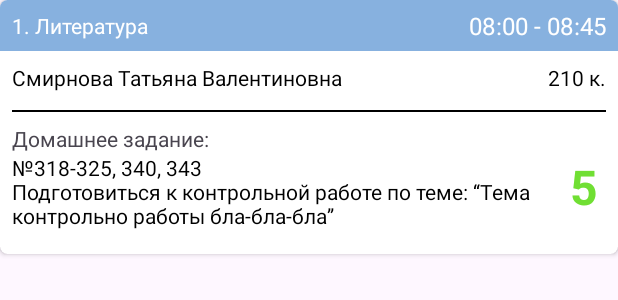
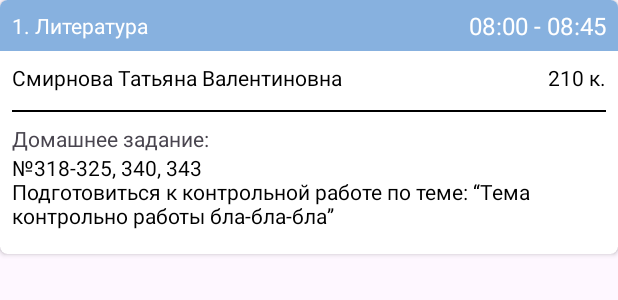
Before and after one commit to Aleksei-L/SchoolDiary, an Android app: the layout lesson_item.xml on its own in the app's theme, with its tools: preview values and no code run, on a phone screen of 412 x 824 dp. Shown: the top 300 px of the screen. Run offline under Robolectric (Android 15) with nearby library versions, the phone set to English and light mode, and no system bars.

```diff
--- a/app/src/main/java/com/schooldiary/fragment/DetailsFragment.kt
+++ b/app/src/main/java/com/schooldiary/fragment/DetailsFragment.kt
@@ -27,12 +27,12 @@ class DetailsFragment : Fragment() {
     ): View {
         nullableBinding = FragmentDetailsBinding.inflate(inflater, container, false)
 
-        val item = viewModel.schedule.value?.get(viewModel.dayForDetails)
+        val item = viewModel.scheduleData.value?.get(viewModel.dayForDetails)
 
         binding.detailsDayTitle.text = "${item?.weekDayName} 31.03.2025" //TODO
 
         binding.rvLessons.apply {
-            adapter = LessonAdapter(item?.lessons, context)
+            adapter = LessonAdapter(item?.lessons)
             layoutManager = LinearLayoutManager(context)
         }
 
--- a/app/src/main/res/layout/lesson_item.xml
+++ b/app/src/main/res/layout/lesson_item.xml
@@ -85,19 +85,6 @@
             app:layout_constraintStart_toStartOf="parent"
             app:layout_constraintTop_toBottomOf="@id/separator" />
 
-        <!-- TODO сделать красивую карточку для оценки -->
-        <TextView
-            android:id="@+id/mark"
-            android:layout_width="45dp"
-            android:layout_height="45dp"
-            android:gravity="center"
-            android:textSize="32sp"
-            android:textStyle="bold"
-            app:layout_constraintEnd_toEndOf="parent"
-            app:layout_constraintTop_toBottomOf="@id/homework_tip"
-            tools:text="5"
-            tools:textColor="@color/mark_green" />
-
         <TextView
             android:id="@+id/details_homework"
             android:layout_width="0dp"
@@ -105,11 +92,11 @@
             android:layout_marginStart="8dp"
             android:gravity="start"
             android:paddingBottom="16dp"
+            android:text="№318-325, 340, 343\nПодготовиться к контрольной работе по теме: “Тема контрольно работы бла-бла-бла”"
             android:textColor="@color/black"
-            android:text="№318-325, 340, 343\nПодготовиться к контрольной работе по теме: “Тема контрольно работы бла-бла-бла”"
+            app:layout_constraintEnd_toEndOf="parent"
             app:layout_constraintStart_toStartOf="parent"
-            app:layout_constraintTop_toBottomOf="@id/homework_tip"
-            app:layout_constraintEnd_toStartOf="@id/mark" />
+            app:layout_constraintTop_toBottomOf="@id/homework_tip" />
 
         <!-- TODO это было не нужно, но пригодится когда будем делать bottom sheet-->
         <!--<EditText
--- a/app/src/main/res/values/strings.xml
+++ b/app/src/main/res/values/strings.xml
@@ -21,10 +21,10 @@
     <string name="Birth">14.05.2010</string>
     <string name="Age">14 лет</string>
 
-
     <!-- Работа с Shared Preferences -->
     <string name="shared_pref">com.schooldiary.shared_preferences</string>
     <string name="sp_login_state">HAS_LOGIN_SUCCESS</string>
+    <string name="sp_class_id">CLASS_ID</string>
 
     <string name="move_to_details">Дневник</string>
     <string name="tab_subjects_marks">Табель успеваемости</string>
```
Also changed, not shown: app/src/main/java/com/schooldiary/adapter/LessonAdapter.kt (+1 -6 lines), app/src/main/java/com/schooldiary/fragment/LoginFragment.kt (+5 -5 lines), app/src/main/java/com/schooldiary/fragment/ScheduleFragment.kt (+7 -2 lines), app/src/main/java/com/schooldiary/viewmodel/MainViewModel.kt (+9 -14 lines).
